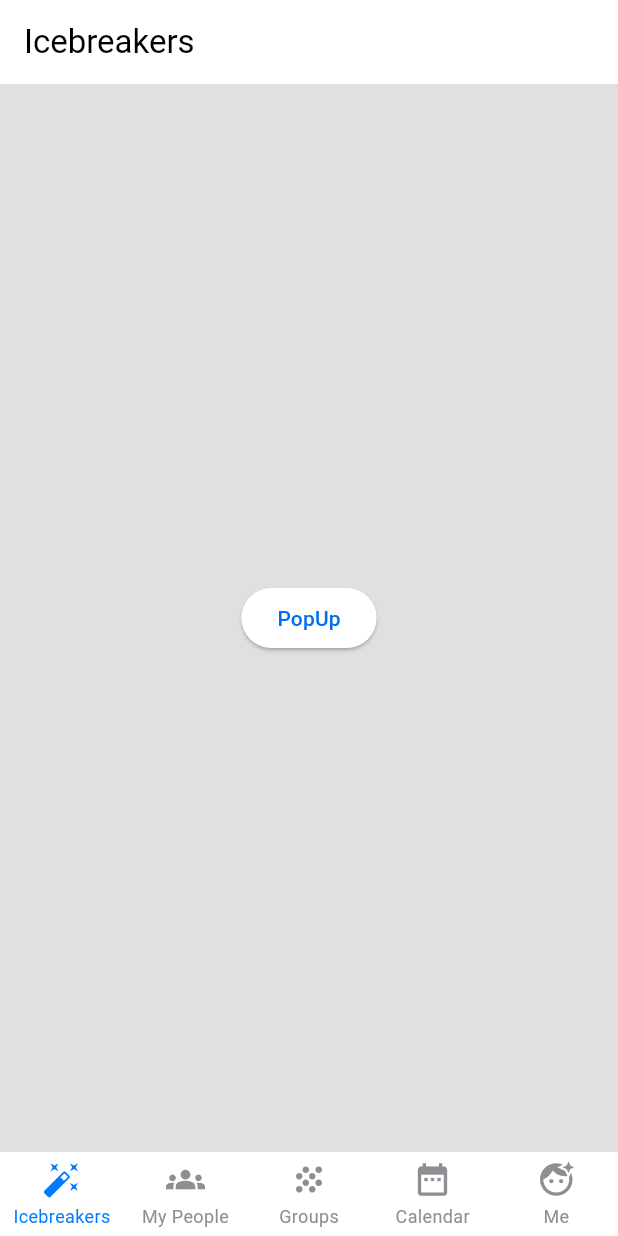
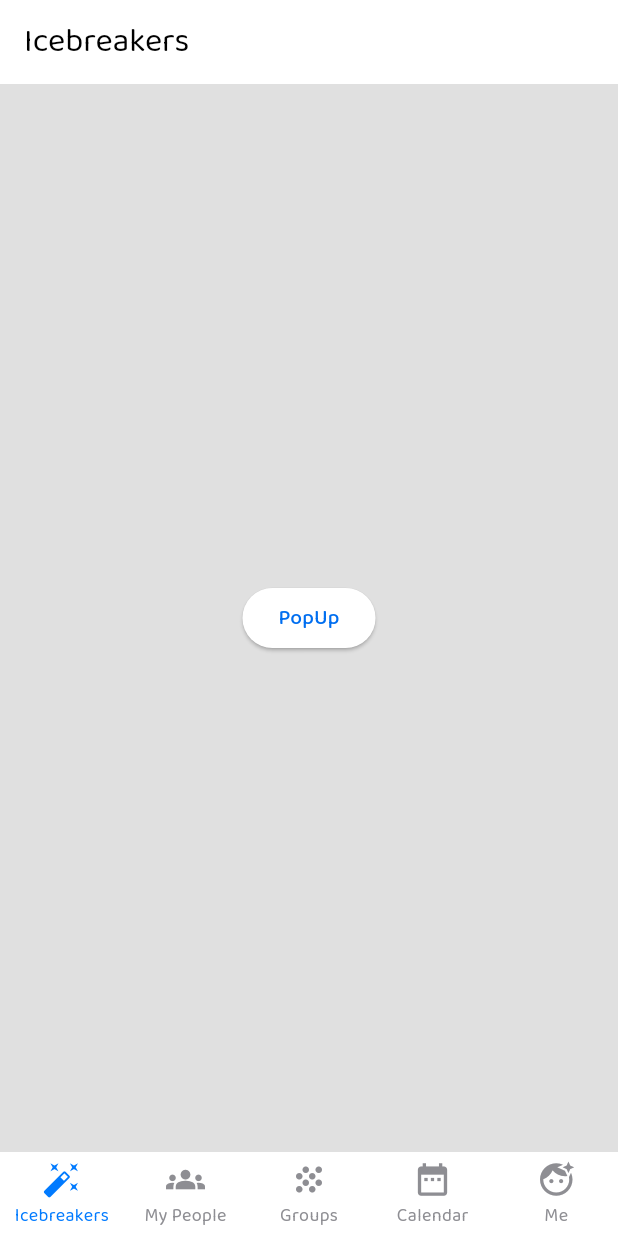
Before and after one commit to ValdemarPM/cooszy_pre, a Flutter app: the screen it shows after launch, on a phone screen of 412 x 824 dp. Run offline on Flutter 3.47's test engine with Material 3 defaults, Android fonts, the phone set to English and light mode, and no system bars; drawn by our look-alikes of persistent_bottom_nav_bar_v2.

Commit message:
Default font in theme

```diff
--- a/lib/themes/dark_mode.dart
+++ b/lib/themes/dark_mode.dart
@@ -1,6 +1,8 @@
 import 'package:flutter/material.dart';
 
 ThemeData darkMode = ThemeData(
+  brightness: Brightness.dark,
+  fontFamily: "Baloo2",
   colorScheme: ColorScheme.dark(
     background: const Color.fromARGB(255, 20, 20, 20),
     primary: const Color.fromARGB(255, 122, 122, 122),
--- a/lib/themes/light_mode.dart
+++ b/lib/themes/light_mode.dart
@@ -1,6 +1,8 @@
 import 'package:flutter/material.dart';
 
 ThemeData lightMode = ThemeData(
+  brightness: Brightness.light,
+  fontFamily: "Baloo2",
   colorScheme: ColorScheme.light(
     background: Colors.white,
     //primary: Colors.grey.shade500,
--- a/lib/themes/theme_provider.dart
+++ b/lib/themes/theme_provider.dart
@@ -6,7 +6,6 @@ class ThemeProvider with ChangeNotifier {
   ThemeData _themeData = lightMode;
 
   ThemeData get themeData => _themeData;
-
   bool get isDarkMode => _themeData == darkMode;
 
   set themeData(ThemeData themeData) {
```
